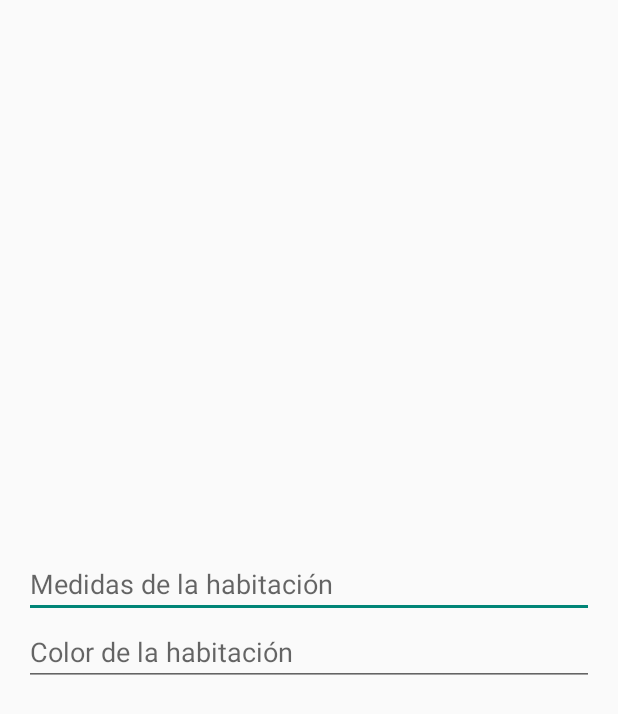
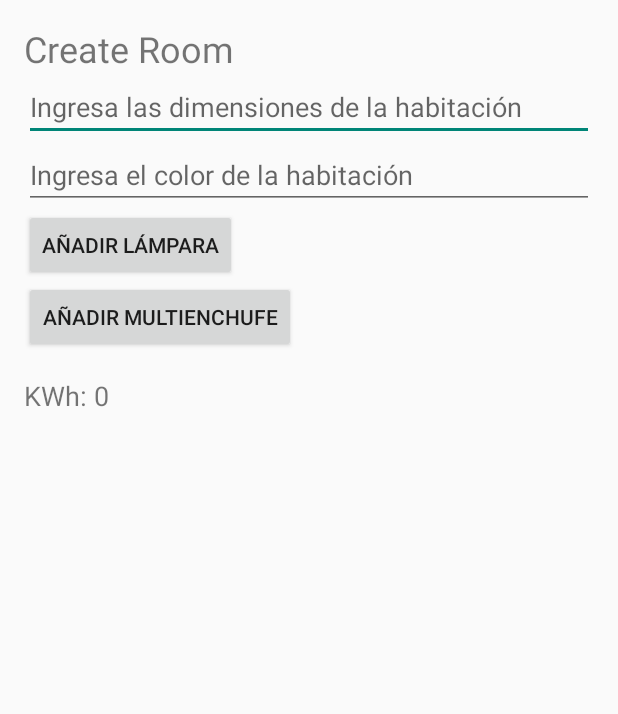
Before and after one commit to Tapiiaa/MonitoreoConsumoDelHogar, an Android app built with Jetpack Compose: the MainActivity screen opened directly, with no data from a screen before it, after a tap on "CREAR HABITACIÓN", on a phone screen of 412 x 824 dp. Shown: the top 714 px of the screen. Run offline under Robolectric (Android 15) with nearby library versions, the phone set to English and light mode, and no system bars.

Commit message:
Compnentes añadidos

```diff
--- a/app/src/main/java/com/example/monitoreoconsumodelhogar/activities/CreateRoomActivity.java
+++ b/app/src/main/java/com/example/monitoreoconsumodelhogar/activities/CreateRoomActivity.java
@@ -1,16 +1,36 @@
 package com.example.monitoreoconsumodelhogar.activities;
 
 import android.os.Bundle;
-
+import android.widget.Button;
+import android.widget.EditText;
+import android.widget.TextView;
 import androidx.appcompat.app.AppCompatActivity;
 
 import com.example.monitoreoconsumodelhogar.R;
 
 public class CreateRoomActivity extends AppCompatActivity {
 
+    private double totalKWh = 0.0;
+
     @Override
     protected void onCreate(Bundle savedInstanceState) {
         super.onCreate(savedInstanceState);
         setContentView(R.layout.activity_create_room);
+
+        EditText roomDimensions = findViewById(R.id.roomDimensions);
+        EditText roomColor = findViewById(R.id.roomColor);
+        Button addLampButton = findViewById(R.id.addLampButton);
+        Button addMultiplugButton = findViewById(R.id.addMultiplugButton);
+        TextView kwhTextView = findViewById(R.id.kwhTextView);
+
+        addLampButton.setOnClickListener(v -> {
+            totalKWh += 0.5; // KWh fijo para una lámpara
+            kwhTextView.setText("KWh: " + totalKWh);
+        });
+
+        addMultiplugButton.setOnClickListener(v -> {
+            totalKWh += 1.2; // KWh fijo para un multienchufe
+            kwhTextView.setText("KWh: " + totalKWh);
+        });
     }
 }
--- a/app/src/main/java/com/example/monitoreoconsumodelhogar/activities/MainActivity.java
+++ b/app/src/main/java/com/example/monitoreoconsumodelhogar/activities/MainActivity.java
@@ -2,31 +2,36 @@ package com.example.monitoreoconsumodelhogar.activities;
 
 import android.content.Intent;
 import android.os.Bundle;
+import android.view.View;
 import android.widget.Button;
+import androidx.appcompat.app.AppCompatActivity;
 
-import androidx.appcompat.app.AppCompatActivity;
 
 import com.example.monitoreoconsumodelhogar.R;
 
 public class MainActivity extends AppCompatActivity {
-
     @Override
     protected void onCreate(Bundle savedInstanceState) {
         super.onCreate(savedInstanceState);
-        setContentView(R.layout.activity_main); // Asegúrate de que este nombre coincide con tu archivo XML
+        setContentView(R.layout.activity_main);
 
-        // Vincular los botones correctamente con los IDs definidos en el XML
         Button createRoomButton = findViewById(R.id.createRoomButton);
         Button createHallButton = findViewById(R.id.createHallButton);
 
-        createRoomButton.setOnClickListener(v -> {
-            Intent intent = new Intent(MainActivity.this, CreateRoomActivity.class);
-            startActivity(intent);
+        createRoomButton.setOnClickListener(new View.OnClickListener() {
+            @Override
+            public void onClick(View v) {
+                Intent intent = new Intent(MainActivity.this, CreateRoomActivity.class);
+                startActivity(intent);
+            }
         });
 
-        createHallButton.setOnClickListener(v -> {
-            Intent intent = new Intent(MainActivity.this, CreateHallActivity.class);
-            startActivity(intent);
+        createHallButton.setOnClickListener(new View.OnClickListener() {
+            @Override
+            public void onClick(View v) {
+                Intent intent = new Intent(MainActivity.this, CreateHallActivity.class);
+                startActivity(intent);
+            }
         });
     }
 }
--- a/app/src/main/res/layout/activity_create_room.xml
+++ b/app/src/main/res/layout/activity_create_room.xml
@@ -1,19 +1,49 @@
+<?xml version="1.0" encoding="utf-8"?>
 <LinearLayout xmlns:android="http://schemas.android.com/apk/res/android"
     android:layout_width="match_parent"
     android:layout_height="match_parent"
     android:orientation="vertical"
-    android:padding="16dp"
-    android:gravity="center">
+    android:padding="16dp">
+
+    <TextView
+        android:id="@+id/textViewRoomTitle"
+        android:layout_width="wrap_content"
+        android:layout_height="wrap_content"
+        android:text="Create Room"
+        android:textSize="24sp" />
 
     <EditText
-        android:id="@+id/roomSize"
+        android:id="@+id/roomDimensions"
         android:layout_width="match_parent"
         android:layout_height="wrap_content"
-        android:hint="Medidas de la habitación" />
+        android:hint="Ingresa las dimensiones de la habitación"
+        android:inputType="text" />
 
     <EditText
         android:id="@+id/roomColor"
         android:layout_width="match_parent"
         android:layout_height="wrap_content"
-        android:hint="Color de la habitación" />
+        android:hint="Ingresa el color de la habitación"
+        android:inputType="text" />
+
+    <Button
+        android:id="@+id/addLampButton"
+        android:layout_width="wrap_content"
+        android:layout_height="wrap_content"
+        android:text="Añadir Lámpara" />
+
+    <Button
+        android:id="@+id/addMultiplugButton"
+        android:layout_width="wrap_content"
+        android:layout_height="wrap_content"
+        android:text="Añadir Multienchufe" />
+
+    <TextView
+        android:id="@+id/kwhTextView"
+        android:layout_width="wrap_content"
+        android:layout_height="wrap_content"
+        android:text="KWh: 0"
+        android:textSize="18sp"
+        android:layout_marginTop="16dp" />
+
 </LinearLayout>
--- a/app/src/main/res/layout/activity_main.xml
+++ b/app/src/main/res/layout/activity_main.xml
@@ -1,9 +1,7 @@
-<?xml version="1.0" encoding="utf-8"?>
 <LinearLayout xmlns:android="http://schemas.android.com/apk/res/android"
     android:layout_width="match_parent"
     android:layout_height="match_parent"
     android:orientation="vertical"
-    android:gravity="center"
     android:padding="16dp">
 
     <Button
```
Also changed, not shown: app/src/main/java/com/example/monitoreoconsumodelhogar/activities/CreateHallActivity.java (+21 -1 lines), app/src/main/res/layout/activity_create_hall.xml (+35 -5 lines).
